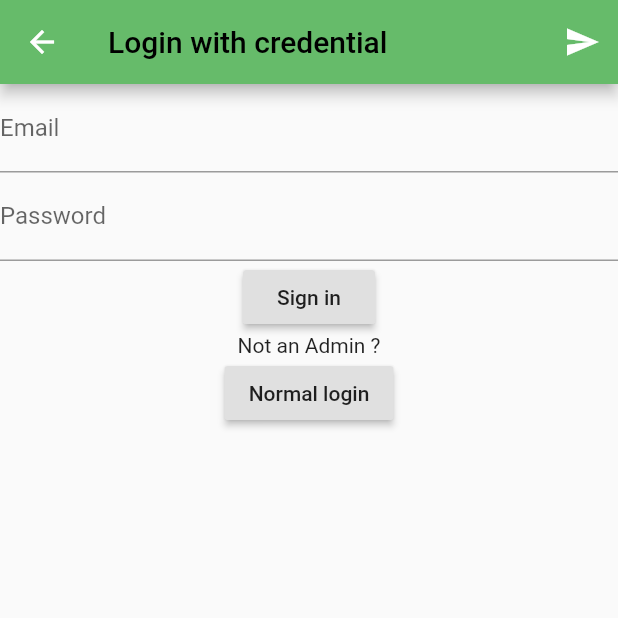
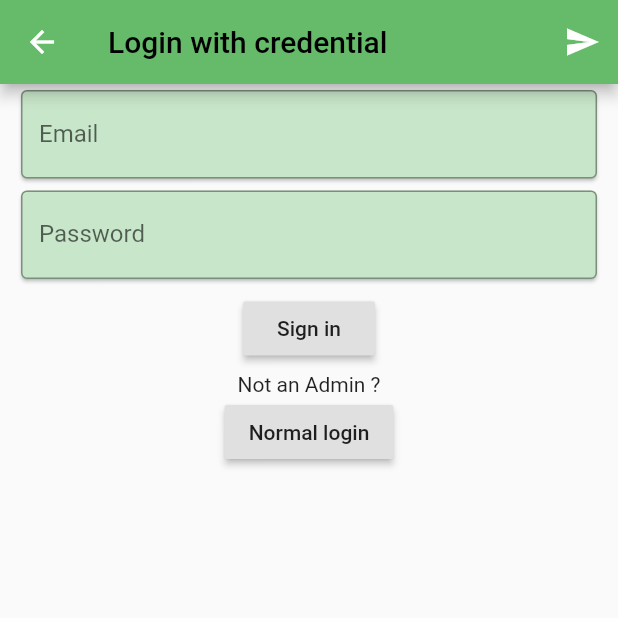
Before and after one commit to Kavindu-Gayantha/Badminton-2020, a Flutter app: the Login screen opened directly, on a phone screen of 412 x 824 dp, the top half of it. Run offline on Flutter 3.47's test engine with Material 2 defaults, Android fonts, the phone set to English and light mode, and no system bars.

Commit message:
added card and added paddings to text fields

```diff
--- a/badminton2020/lib/UI/LoginScreen/login.dart
+++ b/badminton2020/lib/UI/LoginScreen/login.dart
@@ -37,13 +37,22 @@ class _LoginState extends State<Login> {
         ),
 
        body:Form(
+
          //Todo:implement key
          key: _formKey,
          child: Center(
            child: Column(
             children: <Widget>[
                 //Todo: Implement fields
-                TextFormField(
+                Padding(
+                  padding: EdgeInsets.fromLTRB(10,0, 10, 0) ,
+
+                  child:Card(
+                    color: Colors.green.shade100,
+
+                   child: TextFormField(
+
+
                     validator: (input){
                       if(input.isEmpty){
                         return 'Please Enter Your Email';
@@ -52,11 +61,20 @@ class _LoginState extends State<Login> {
                     onSaved: (input)=> _email=input,
                     decoration: InputDecoration(
                       labelText: 'Email',
+                      border: OutlineInputBorder(),
                     ),
 
 
                   ),
-                TextFormField(
+                  ),
+                ),
+                Padding(
+                  padding: EdgeInsets.fromLTRB(10,0, 10, 0) ,
+
+                child: Card(
+                  color:Colors.green.shade100,
+
+                  child:TextFormField(
                   validator: (input){
                     if(input.length<6){
                       return 'your password need 6 characters atleast';
@@ -65,15 +83,22 @@ class _LoginState extends State<Login> {
                   onSaved: (input)=> _password=input,
                   decoration: InputDecoration(
                     labelText: 'Password',
+                    border: OutlineInputBorder(),
                   ),
                   obscureText: true,
 
                 ),
-                RaisedButton(
+                ),
+                ),
+                Padding(
+                  padding: const EdgeInsets.fromLTRB(10,5,10,5),
+
+                  child: RaisedButton(
                     onPressed: (){
 
                     },
                     child: Text('Sign in'),
+                  ),
                 ),
                 Text('Not an Admin ?'),
                 RaisedButton(
```
Lines whose indentation alone changed are shown as unchanged.
